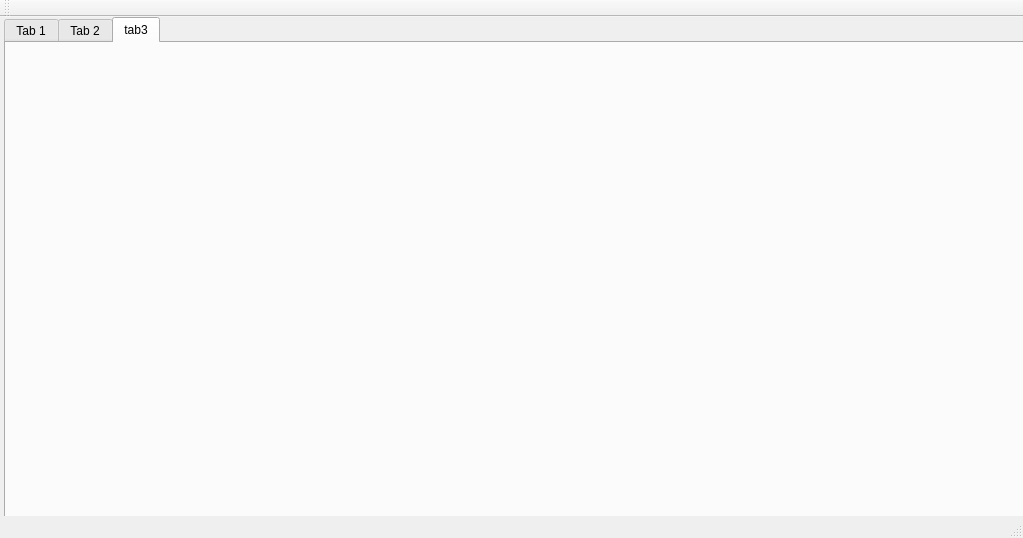
VVVVictorJ/Qt_Gui, file mainwindow.ui: the form before one commit.
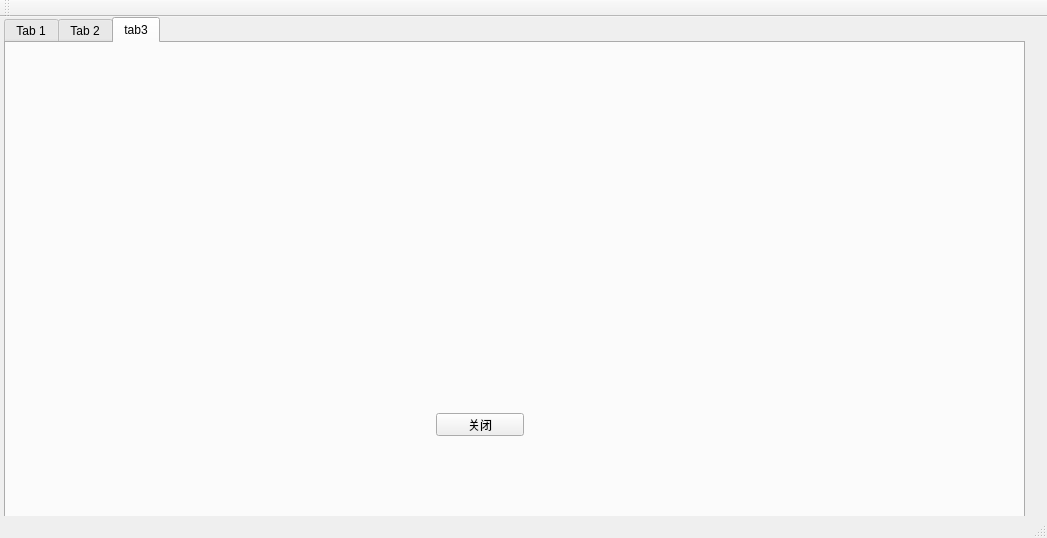
The form after the commit. The open tabs and pages were chosen to show the change.

Patch:
```diff
--- a/mainwindow.ui
+++ b/mainwindow.ui
@@ -6,7 +6,7 @@
    <rect>
     <x>0</x>
     <y>0</y>
-    <width>1023</width>
+    <width>1047</width>
     <height>538</height>
    </rect>
   </property>
@@ -230,6 +230,19 @@
      <attribute name="title">
       <string>tab3</string>
      </attribute>
+     <widget class="QPushButton" name="closeButton">
+      <property name="geometry">
+       <rect>
+        <x>430</x>
+        <y>370</y>
+        <width>88</width>
+        <height>23</height>
+       </rect>
+      </property>
+      <property name="text">
+       <string>关闭</string>
+      </property>
+     </widget>
     </widget>
    </widget>
   </widget>
```
Left out of the diff: 23 changed lines with no effect on the pictures.
